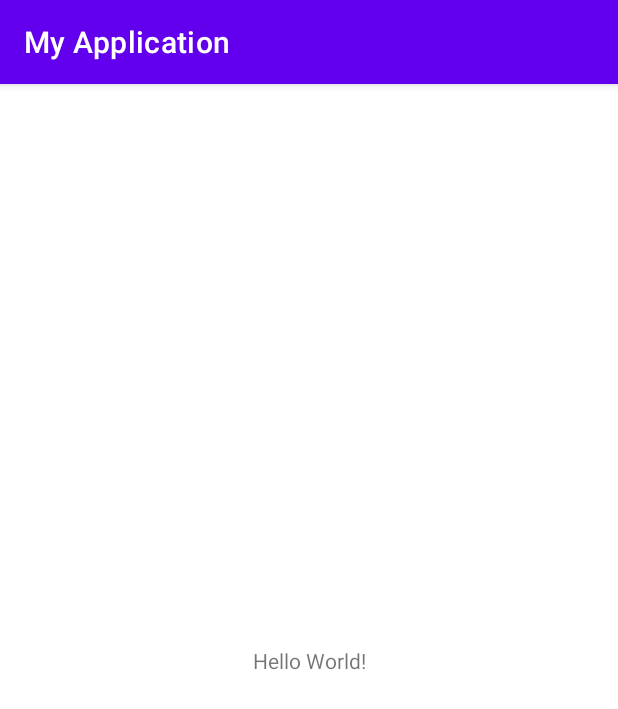
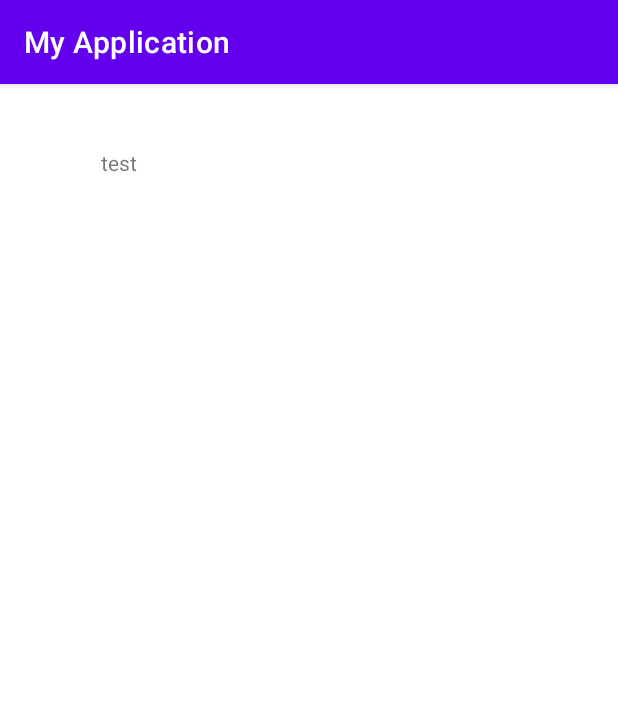
Before and after one commit to develz-ai/van-animal-control, an Android app: the screen it shows after launch (MainActivity), on a phone screen of 412 x 824 dp. Shown: the top 709 px of the screen. Run offline under Robolectric (Android 15) with nearby library versions, the phone set to English and light mode, and no system bars.

Commit message:
Test 1
test

```diff
--- a/app/src/main/res/layout/activity_main.xml
+++ b/app/src/main/res/layout/activity_main.xml
@@ -9,10 +9,12 @@
     <TextView
         android:layout_width="wrap_content"
         android:layout_height="wrap_content"
-        android:text="Hello World!"
+        android:text="test"
         app:layout_constraintBottom_toBottomOf="parent"
+        app:layout_constraintHorizontal_bias="0.173"
         app:layout_constraintLeft_toLeftOf="parent"
         app:layout_constraintRight_toRightOf="parent"
-        app:layout_constraintTop_toTopOf="parent" />
+        app:layout_constraintTop_toTopOf="parent"
+        app:layout_constraintVertical_bias="0.057" />
 
 </androidx.constraintlayout.widget.ConstraintLayout>
```
Also changed, not shown: 1 other file.
